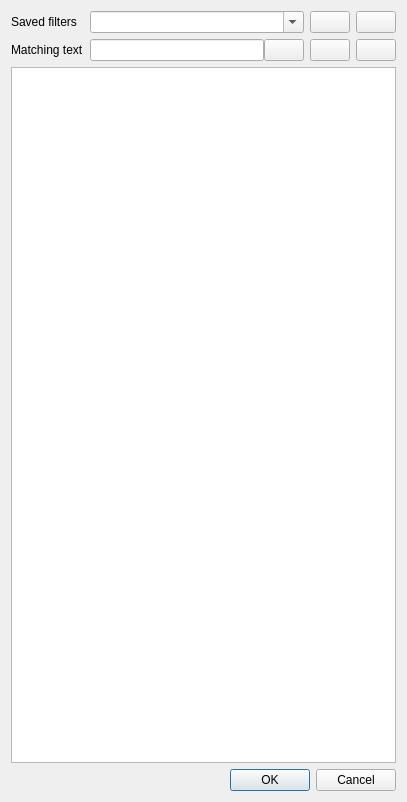
Above: libshvvisu/src/timeline/channelfilterdialog.ui from syyyr/libshv before the change. Below: the same form after it.
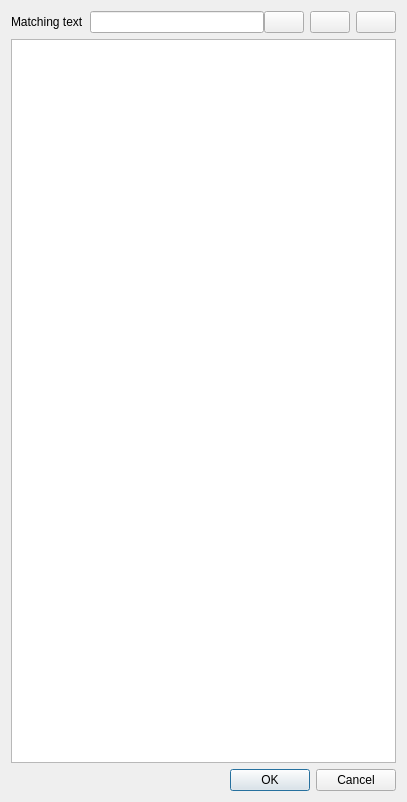
That is the form after the change. Icons and pictures are not drawn.

Commit message: replace channel filter with view settings

Diff of the .ui file:
```diff
--- a/libshvvisu/src/timeline/channelfilterdialog.ui
+++ b/libshvvisu/src/timeline/channelfilterdialog.ui
@@ -16,33 +16,10 @@
   <layout class="QVBoxLayout" name="verticalLayout">
    <item>
     <layout class="QGridLayout" name="gridLayout">
-     <item row="0" column="0">
-      <widget class="QLabel" name="lblSavedFilters">
-       <property name="text">
-        <string>Saved filters</string>
-       </property>
-      </widget>
-     </item>
-     <item row="0" column="1">
-      <widget class="QComboBox" name="cbFilters">
-       <property name="sizePolicy">
-        <sizepolicy hsizetype="Preferred" vsizetype="Fixed">
-         <horstretch>1</horstretch>
-         <verstretch>0</verstretch>
-        </sizepolicy>
-       </property>
-       <property name="editable">
-        <bool>true</bool>
-       </property>
-       <property name="currentText">
-        <string/>
-       </property>
-      </widget>
-     </item>
      <item row="0" column="2">
-      <layout class="QHBoxLayout" name="horizontalLayout">
+      <layout class="QHBoxLayout" name="horizontalLayout_2">
        <item>
-        <widget class="QPushButton" name="pbSaveFilter">
+        <widget class="QPushButton" name="pbCheckItems">
          <property name="text">
           <string/>
          </property>
@@ -53,7 +30,7 @@
         </widget>
        </item>
        <item>
-        <widget class="QPushButton" name="pbDeleteFilter">
+        <widget class="QPushButton" name="pbUncheckItems">
          <property name="text">
           <string/>
          </property>
@@ -65,14 +42,14 @@
        </item>
       </layout>
      </item>
-     <item row="1" column="0">
+     <item row="0" column="0">
       <widget class="QLabel" name="lblFilter">
        <property name="text">
         <string>Matching text</string>
        </property>
       </widget>
      </item>
-     <item row="1" column="1">
+     <item row="0" column="1">
       <layout class="QHBoxLayout" name="horizontalLayout_3">
        <property name="spacing">
         <number>0</number>
@@ -100,32 +77,6 @@
        </item>
       </layout>
      </item>
-     <item row="1" column="2">
-      <layout class="QHBoxLayout" name="horizontalLayout_2">
-       <item>
-        <widget class="QPushButton" name="pbCheckItems">
-         <property name="text">
-          <string/>
-         </property>
-         <property name="icon">
-          <iconset resource="../../images/images.qrc">
-           <normaloff>:/shv/visu/images/check-box-outline.svg</normaloff>:/shv/visu/images/check-box-outline.svg</iconset>
-         </property>
-        </widget>
-       </item>
-       <item>
-        <widget class="QPushButton" name="pbUncheckItems">
-         <property name="text">
-          <string/>
-         </property>
-         <property name="icon">
-          <iconset resource="../../images/images.qrc">
-           <normaloff>:/shv/visu/images/checkbox-blank-outline.svg</normaloff>:/shv/visu/images/checkbox-blank-outline.svg</iconset>
-         </property>
-        </widget>
-       </item>
-      </layout>
-     </item>
     </layout>
    </item>
    <item>
```
Left out of the diff: 4 changed lines with no effect on the pictures. The commit also changes 6 other files.
